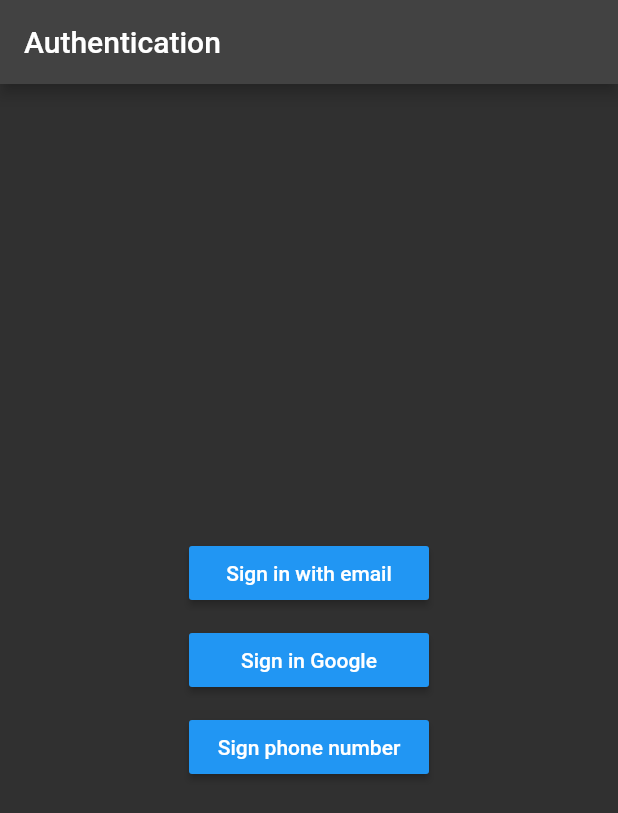
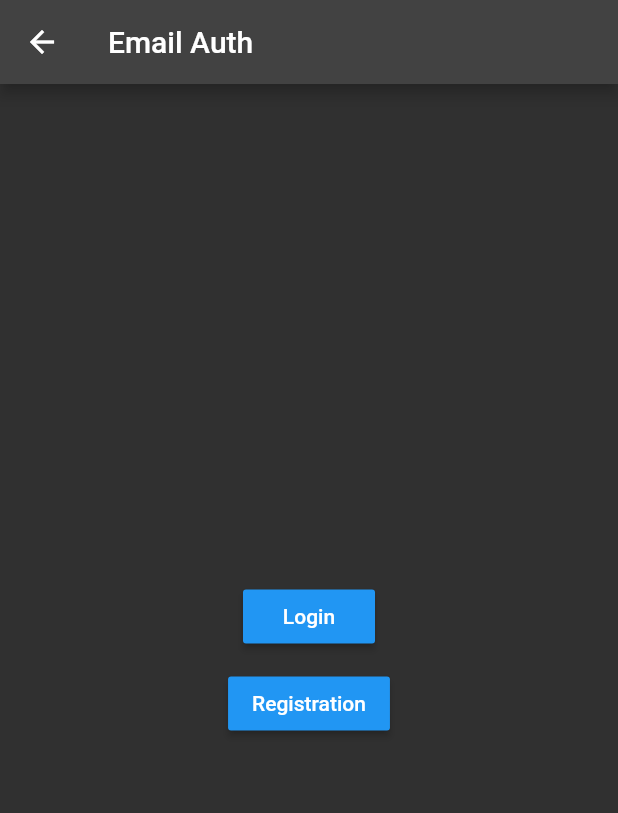
Before and after one commit to merab1/abcde, a Flutter app: the screen it shows after launch, after a tap on "Sign in with email", on a phone screen of 412 x 824 dp. Shown: the top 813 px of the screen. Run offline on Flutter 3.47's test engine with Material 2 defaults, Android fonts, the phone set to English and light mode, and no system bars.

Commit message:
login/registration page added

```diff
--- a/lib/authentication/authentication.dart
+++ b/lib/authentication_screen/authentication_screeen.dart
@@ -1,4 +1,4 @@
-import 'package:flutter/cupertino.dart';
+import 'package:abcde/authentication_screen/login_registration.dart';
 import 'package:flutter/material.dart';
 
 class Auth extends StatelessWidget {
@@ -16,9 +16,11 @@
             crossAxisAlignment: CrossAxisAlignment.center,
             children: [
               MaterialButton(
-                onPressed: () {},
+                onPressed: () {
+                  Navigator.pushNamed(context, LoginRegistration.pathId);
+                },
                 child: const Text('Sign in with email'),
-                minWidth: 160,
+                minWidth: 210,
                 color: Colors.blue,
               ),
               const SizedBox(
@@ -26,8 +28,8 @@
               ),
               MaterialButton(
                 onPressed: () {},
-                child: const Text('Sign in Google'),
-                minWidth: 160,
+                child: const Text('Sign in with Google'),
+                minWidth: 210,
                 color: Colors.blue,
               ),
               const SizedBox(
@@ -35,8 +37,8 @@
               ),
               MaterialButton(
                 onPressed: () {},
-                child: const Text('Sign phone number'),
-                minWidth: 160,
+                child: const Text('Sign in with phone number'),
+                minWidth: 210,
                 color: Colors.blue,
               ),
             ],
--- /dev/null
+++ b/lib/authentication_screen/login_registration.dart
@@ -0,0 +1,36 @@
+import 'package:flutter/material.dart';
+
+class LoginRegistration extends StatelessWidget {
+  const LoginRegistration({Key? key}) : super(key: key);
+  static const String pathId = 'login or registration';
+
+  @override
+  Widget build(BuildContext context) {
+    return Scaffold(
+      appBar: AppBar(
+        title: const Text('Email Auth'),
+      ),
+      body: SizedBox.expand(
+        child: Column(
+          mainAxisAlignment: MainAxisAlignment.center,
+          crossAxisAlignment: CrossAxisAlignment.center,
+          children: [
+            MaterialButton(
+              onPressed: () {},
+              color: Colors.blue,
+              child: const Text('Login'),
+            ),
+            const SizedBox(
+              height: 10,
+            ),
+            MaterialButton(
+              onPressed: () {},
+              color: Colors.blue,
+              child: const Text('Registration'),
+            ),
+          ],
+        ),
+      ),
+    );
+  }
+}
--- a/lib/main.dart
+++ b/lib/main.dart
@@ -1,5 +1,7 @@
-import 'package:abcde/authentication/authentication.dart';
+import 'package:abcde/authentication_screen/login_registration.dart';
 import 'package:flutter/material.dart';
+
+import 'authentication_screen/authentication_screeen.dart';
 
 void main() {
   runApp(const MyApp());
@@ -19,6 +21,7 @@
       initialRoute: Auth.pathId,
       routes: {
         Auth.pathId: (context) => const Auth(),
+        LoginRegistration.pathId: (context) => const LoginRegistration(),
       },
     );
   }
```
